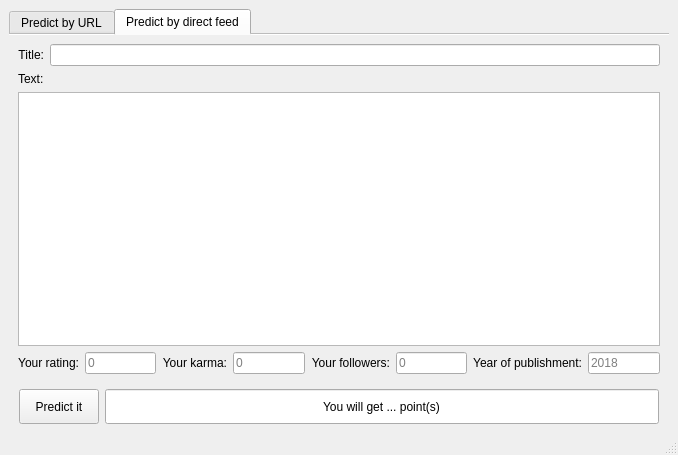
Old version of the form src/habrating/mainwindow.ui in the repository mmmm1998/---.
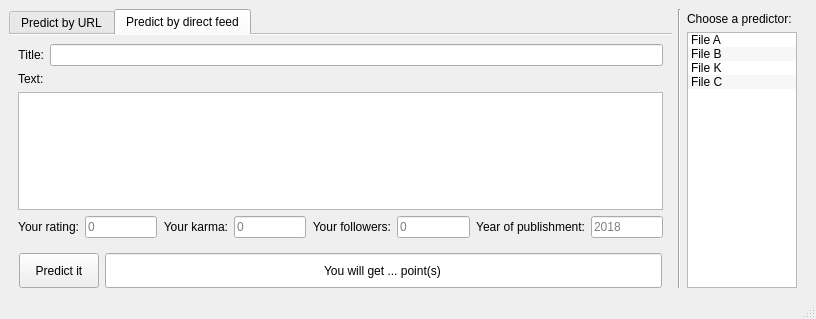
New version of the form.

Commit message: Added model selection list

Diff of the .ui file:
```diff
--- a/src/habrating/mainwindow.ui
+++ b/src/habrating/mainwindow.ui
@@ -6,8 +6,8 @@
    <rect>
     <x>0</x>
     <y>0</y>
-    <width>678</width>
-    <height>455</height>
+    <width>816</width>
+    <height>319</height>
    </rect>
   </property>
   <property name="windowTitle">
@@ -17,7 +17,12 @@
    <bool>false</bool>
   </property>
   <widget class="QWidget" name="centralwidget">
+   <layout class="QHBoxLayout" name="horizontalLayout_2">
+    <item>
    <layout class="QVBoxLayout" name="verticalLayout_2">
+      <property name="sizeConstraint">
+       <enum>QLayout::SetDefaultConstraint</enum>
+      </property>
     <item>
      <widget class="QTabWidget" name="tab_widget">
       <property name="sizePolicy">
@@ -38,6 +43,12 @@
       <property name="currentIndex">
        <number>1</number>
       </property>
+        <property name="iconSize">
+         <size>
+          <width>20</width>
+          <height>20</height>
+         </size>
+        </property>
       <property name="elideMode">
        <enum>Qt::ElideNone</enum>
       </property>
@@ -380,6 +391,118 @@
         <property name="readOnly">
          <bool>true</bool>
         </property>
+         </widget>
+        </item>
+       </layout>
+      </item>
+     </layout>
+    </item>
+    <item>
+     <widget class="Line" name="line">
+      <property name="sizePolicy">
+       <sizepolicy hsizetype="Minimum" vsizetype="Minimum">
+        <horstretch>0</horstretch>
+        <verstretch>0</verstretch>
+       </sizepolicy>
+      </property>
+      <property name="lineWidth">
+       <number>1</number>
+      </property>
+      <property name="orientation">
+       <enum>Qt::Vertical</enum>
+      </property>
+     </widget>
+    </item>
+    <item>
+     <layout class="QVBoxLayout" name="modsel_label_separator">
+      <property name="sizeConstraint">
+       <enum>QLayout::SetDefaultConstraint</enum>
+      </property>
+      <property name="topMargin">
+       <number>3</number>
+      </property>
+      <property name="rightMargin">
+       <number>10</number>
+      </property>
+      <item>
+       <widget class="QLabel" name="modsel_label">
+        <property name="sizePolicy">
+         <sizepolicy hsizetype="Preferred" vsizetype="Minimum">
+          <horstretch>0</horstretch>
+          <verstretch>0</verstretch>
+         </sizepolicy>
+        </property>
+        <property name="text">
+         <string>Choose a predictor:</string>
+        </property>
+        <property name="buddy">
+         <cstring>model_selector</cstring>
+        </property>
+       </widget>
+      </item>
+      <item>
+       <widget class="QListWidget" name="model_selector">
+        <property name="sizePolicy">
+         <sizepolicy hsizetype="Preferred" vsizetype="MinimumExpanding">
+          <horstretch>0</horstretch>
+          <verstretch>0</verstretch>
+         </sizepolicy>
+        </property>
+        <property name="font">
+         <font>
+          <pointsize>9</pointsize>
+         </font>
+        </property>
+        <property name="alternatingRowColors">
+         <bool>true</bool>
+        </property>
+        <property name="selectionBehavior">
+         <enum>QAbstractItemView::SelectItems</enum>
+        </property>
+        <property name="movement">
+         <enum>QListView::Static</enum>
+        </property>
+        <property name="flow">
+         <enum>QListView::TopToBottom</enum>
+        </property>
+        <property name="resizeMode">
+         <enum>QListView::Fixed</enum>
+        </property>
+        <property name="layoutMode">
+         <enum>QListView::SinglePass</enum>
+        </property>
+        <property name="viewMode">
+         <enum>QListView::ListMode</enum>
+        </property>
+        <property name="uniformItemSizes">
+         <bool>false</bool>
+        </property>
+        <property name="wordWrap">
+         <bool>false</bool>
+        </property>
+        <property name="sortingEnabled">
+         <bool>true</bool>
+        </property>
+        <item>
+         <property name="text">
+          <string>File A</string>
+         </property>
+        </item>
+        <item>
+         <property name="text">
+          <string>File B</string>
+         </property>
+        </item>
+        <item>
+         <property name="text">
+          <string>File K</string>
+         </property>
+        </item>
+        <item>
+         <property name="text">
+          <string>File C</string>
+         </property>
+        </item>
        </widget>
       </item>
      </layout>
```
Lines whose indentation alone changed are shown as unchanged. The commit also changes 1 other file.
